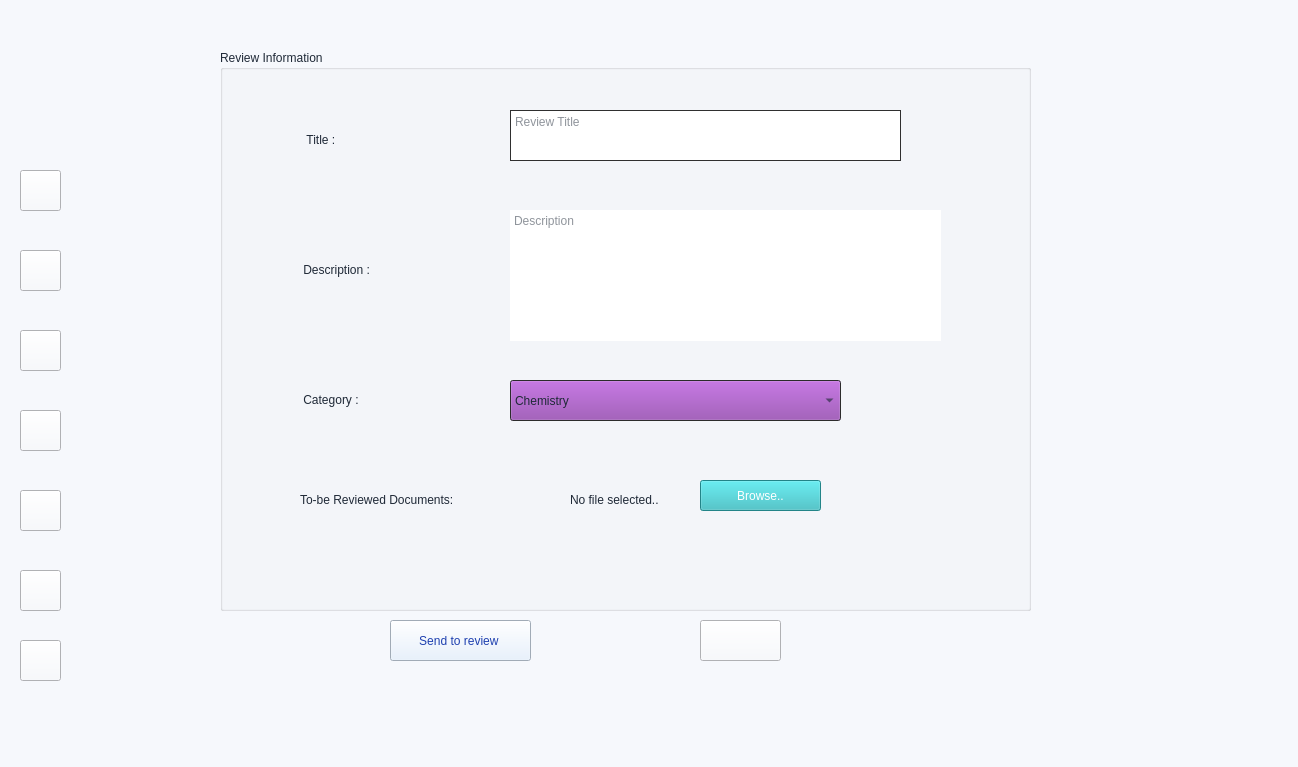
The window that mainwindow.ui (Confused-Guy/Smart-research-publication-management) describes before a commit, drawn with Qt 5.
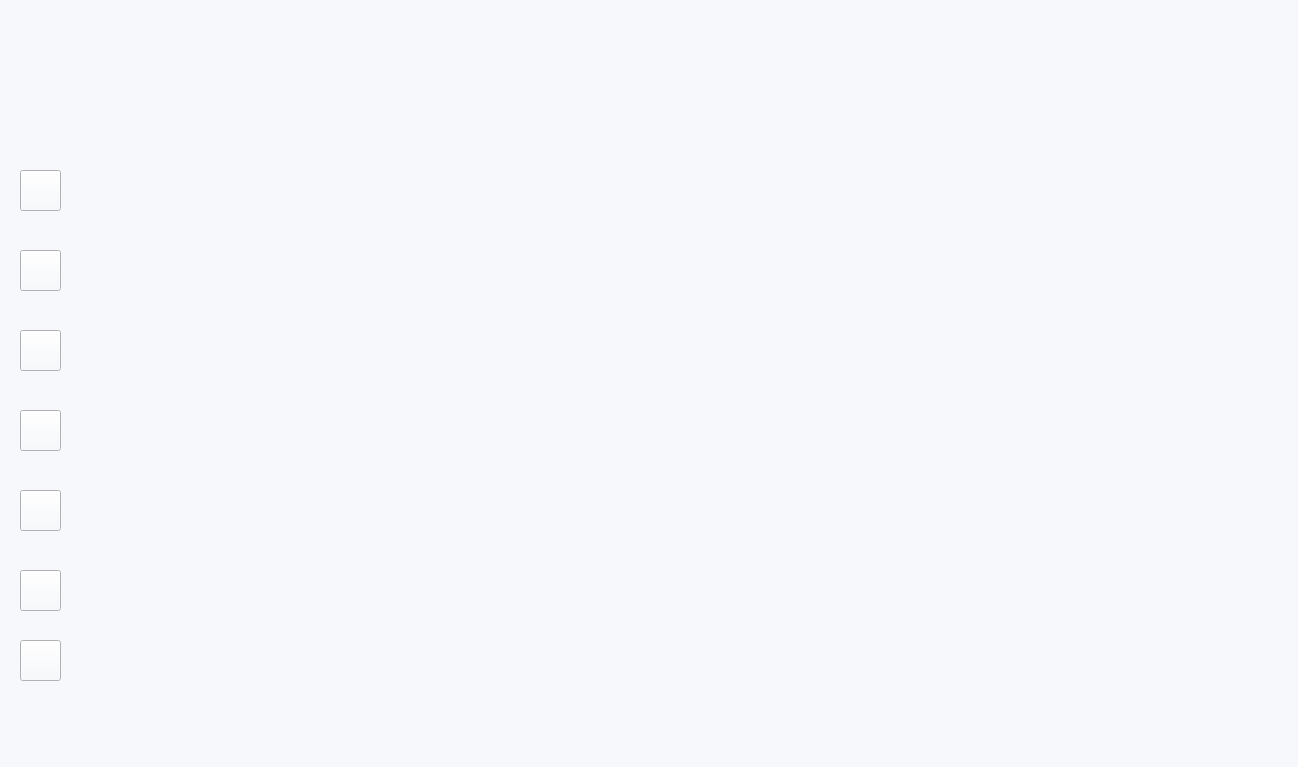
The same window after the commit. The open tabs and pages were chosen to show the change. Icons and pictures are not drawn.

```diff
--- a/mainwindow.ui
+++ b/mainwindow.ui
@@ -202,1057 +202,7 @@
       </property>
      </widget>
     </widget>
-    <widget class="QWidget" name="page">
-     <widget class="QPushButton" name="backHome">
-      <property name="geometry">
-       <rect>
-        <x>630</x>
-        <y>620</y>
-        <width>81</width>
-        <height>41</height>
-       </rect>
-      </property>
-      <property name="toolTip">
-       <string>Exit</string>
-      </property>
-      <property name="text">
-       <string/>
-      </property>
-      <property name="icon">
-       <iconset>
-        <normaloff>icons/log-out.svg</normaloff>icons/log-out.svg</iconset>
-      </property>
-      <property name="iconSize">
-       <size>
-        <width>25</width>
-        <height>25</height>
-       </size>
-      </property>
-     </widget>
-     <widget class="QPushButton" name="pushButton">
-      <property name="geometry">
-       <rect>
-        <x>320</x>
-        <y>620</y>
-        <width>141</width>
-        <height>41</height>
-       </rect>
-      </property>
-      <property name="palette">
-       <palette>
-        <active>
-         <colorrole role="WindowText">
-          <brush brushstyle="SolidPattern">
-           <color alpha="255">
-            <red>30</red>
-            <green>64</green>
-            <blue>175</blue>
-           </color>
-          </brush>
-         </colorrole>
-         <colorrole role="Button">
-          <brush brushstyle="SolidPattern">
-           <color alpha="255">
-            <red>226</red>
-            <green>239</green>
-            <blue>255</blue>
-           </color>
-          </brush>
-         </colorrole>
-         <colorrole role="Text">
-          <brush brushstyle="SolidPattern">
-           <color alpha="255">
-            <red>30</red>
-            <green>64</green>
-            <blue>175</blue>
-           </color>
-          </brush>
-         </colorrole>
-         <colorrole role="ButtonText">
-          <brush brushstyle="SolidPattern">
-           <color alpha="255">
-            <red>30</red>
-            <green>64</green>
-            <blue>175</blue>
-           </color>
-          </brush>
-         </colorrole>
-         <colorrole role="Base">
-          <brush brushstyle="SolidPattern">
-           <color alpha="255">
-            <red>226</red>
-            <green>239</green>
-            <blue>255</blue>
-           </color>
-          </brush>
-         </colorrole>
-         <colorrole role="Window">
-          <brush brushstyle="SolidPattern">
-           <color alpha="255">
-            <red>226</red>
-            <green>239</green>
-            <blue>255</blue>
-           </color>
-          </brush>
-         </colorrole>
-         <colorrole role="Highlight">
-          <brush brushstyle="SolidPattern">
-           <color alpha="255">
-            <red>31</red>
-            <green>155</green>
-            <blue>93</blue>
-           </color>
-          </brush>
-         </colorrole>
-         <colorrole role="PlaceholderText">
-          <brush brushstyle="SolidPattern">
-           <color alpha="128">
-            <red>30</red>
-            <green>64</green>
-            <blue>175</blue>
-           </color>
-          </brush>
-         </colorrole>
-        </active>
-        <inactive>
-         <colorrole role="WindowText">
-          <brush brushstyle="SolidPattern">
-           <color alpha="255">
-            <red>30</red>
-            <green>64</green>
-            <blue>175</blue>
-           </color>
-          </brush>
-         </colorrole>
-         <colorrole role="Button">
-          <brush brushstyle="SolidPattern">
-           <color alpha="255">
-            <red>226</red>
-            <green>239</green>
-            <blue>255</blue>
-           </color>
-          </brush>
-         </colorrole>
-         <colorrole role="Text">
-          <brush brushstyle="SolidPattern">
-           <color alpha="255">
-            <red>30</red>
-            <green>64</green>
-            <blue>175</blue>
-           </color>
-          </brush>
-         </colorrole>
-         <colorrole role="ButtonText">
-          <brush brushstyle="SolidPattern">
-           <color alpha="255">
-            <red>30</red>
-            <green>64</green>
-            <blue>175</blue>
-           </color>
-          </brush>
-         </colorrole>
-         <colorrole role="Base">
-          <brush brushstyle="SolidPattern">
-           <color alpha="255">
-            <red>226</red>
-            <green>239</green>
-            <blue>255</blue>
-           </color>
-          </brush>
-         </colorrole>
-         <colorrole role="Window">
-          <brush brushstyle="SolidPattern">
-           <color alpha="255">
-            <red>226</red>
-            <green>239</green>
-            <blue>255</blue>
-           </color>
-          </brush>
-         </colorrole>
-         <colorrole role="Highlight">
-          <brush brushstyle="SolidPattern">
-           <color alpha="255">
-            <red>31</red>
-            <green>155</green>
-            <blue>93</blue>
-           </color>
-          </brush>
-         </colorrole>
-         <colorrole role="PlaceholderText">
-          <brush brushstyle="SolidPattern">
-           <color alpha="128">
-            <red>30</red>
-            <green>64</green>
-            <blue>175</blue>
-           </color>
-          </brush>
-         </colorrole>
-        </inactive>
-        <disabled>
-         <colorrole role="WindowText">
-          <brush brushstyle="SolidPattern">
-           <color alpha="255">
-            <red>30</red>
-            <green>64</green>
-            <blue>175</blue>
-           </color>
-          </brush>
-         </colorrole>
-         <colorrole role="Button">
-          <brush brushstyle="SolidPattern">
-           <color alpha="255">
-            <red>226</red>
-            <green>239</green>
-            <blue>255</blue>
-           </color>
-          </brush>
-         </colorrole>
-         <colorrole role="Text">
-          <brush brushstyle="SolidPattern">
-           <color alpha="255">
-            <red>30</red>
-            <green>64</green>
-            <blue>175</blue>
-           </color>
-          </brush>
-         </colorrole>
-         <colorrole role="ButtonText">
-          <brush brushstyle="SolidPattern">
-           <color alpha="255">
-            <red>30</red>
-            <green>64</green>
-            <blue>175</blue>
-           </color>
-          </brush>
-         </colorrole>
-         <colorrole role="Base">
-          <brush brushstyle="SolidPattern">
-           <color alpha="255">
-            <red>226</red>
-            <green>239</green>
-            <blue>255</blue>
-           </color>
-          </brush>
-         </colorrole>
-         <colorrole role="Window">
-          <brush brushstyle="SolidPattern">
-           <color alpha="255">
-            <red>226</red>
-            <green>239</green>
-            <blue>255</blue>
-           </color>
-          </brush>
-         </colorrole>
-         <colorrole role="Highlight">
-          <brush brushstyle="SolidPattern">
-           <color alpha="255">
-            <red>31</red>
-            <green>155</green>
-            <blue>93</blue>
-           </color>
-          </brush>
-         </colorrole>
-         <colorrole role="PlaceholderText">
-          <brush brushstyle="SolidPattern">
-           <color alpha="128">
-            <red>30</red>
-            <green>64</green>
-            <blue>175</blue>
-           </color>
-          </brush>
-         </colorrole>
-        </disabled>
-       </palette>
-      </property>
-      <property name="cursor">
-       <cursorShape>PointingHandCursor</cursorShape>
-      </property>
-      <property name="text">
-       <string>Send to review </string>
-      </property>
-      <property name="icon">
-       <iconset theme="QIcon::ThemeIcon::DocumentSend"/>
-      </property>
-     </widget>
-     <widget class="QGroupBox" name="groupBox">
-      <property name="geometry">
-       <rect>
-        <x>150</x>
-        <y>50</y>
-        <width>811</width>
-        <height>561</height>
-       </rect>
-      </property>
-      <property name="palette">
-       <palette>
-        <active>
-         <colorrole role="WindowText">
-          <brush brushstyle="SolidPattern">
-           <color alpha="255">
-            <red>31</red>
-            <green>41</green>
-            <blue>55</blue>
-           </color>
-          </brush>
-         </colorrole>
-         <colorrole role="Button">
-          <brush brushstyle="SolidPattern">
-           <color alpha="255">
-            <red>145</red>
-            <green>65</green>
-            <blue>172</blue>
-           </color>
-          </brush>
-         </colorrole>
-         <colorrole role="Text">
-          <brush brushstyle="SolidPattern">
-           <color alpha="255">
-            <red>31</red>
-            <green>41</green>
-            <blue>55</blue>
-           </color>
-          </brush>
-         </colorrole>
-         <colorrole role="ButtonText">
-          <brush brushstyle="SolidPattern">
-           <color alpha="255">
-            <red>31</red>
-            <green>41</green>
-            <blue>55</blue>
-           </color>
-          </brush>
-         </colorrole>
-         <colorrole role="Window">
-          <brush brushstyle="SolidPattern">
-           <color alpha="255">
-            <red>61</red>
-            <green>61</green>
-            <blue>61</blue>
-           </color>
-          </brush>
-         </colorrole>
-         <colorrole role="PlaceholderText">
-          <brush brushstyle="SolidPattern">
-           <color alpha="128">
-            <red>31</red>
-            <green>41</green>
-            <blue>55</blue>
-           </color>
-          </brush>
-         </colorrole>
-        </active>
-        <inactive>
-         <colorrole role="WindowText">
-          <brush brushstyle="SolidPattern">
-           <color alpha="255">
-            <red>31</red>
-            <green>41</green>
-            <blue>55</blue>
-           </color>
-          </brush>
-         </colorrole>
-         <colorrole role="Button">
-          <brush brushstyle="SolidPattern">
-           <color alpha="255">
-            <red>145</red>
-            <green>65</green>
-            <blue>172</blue>
-           </color>
-          </brush>
-         </colorrole>
-         <colorrole role="Text">
-          <brush brushstyle="SolidPattern">
-           <color alpha="255">
-            <red>31</red>
-            <green>41</green>
-            <blue>55</blue>
-           </color>
-          </brush>
-         </colorrole>
-         <colorrole role="ButtonText">
-          <brush brushstyle="SolidPattern">
-           <color alpha="255">
-            <red>31</red>
-            <green>41</green>
-            <blue>55</blue>
-           </color>
-          </brush>
-         </colorrole>
-         <colorrole role="Window">
-          <brush brushstyle="SolidPattern">
-           <color alpha="255">
-            <red>61</red>
-            <green>61</green>
-            <blue>61</blue>
-           </color>
-          </brush>
-         </colorrole>
-         <colorrole role="PlaceholderText">
-          <brush brushstyle="SolidPattern">
-           <color alpha="128">
-            <red>31</red>
-            <green>41</green>
-            <blue>55</blue>
-           </color>
-          </brush>
-         </colorrole>
-        </inactive>
-        <disabled>
-         <colorrole role="WindowText">
-          <brush brushstyle="SolidPattern">
-           <color alpha="255">
-            <red>31</red>
-            <green>41</green>
-            <blue>55</blue>
-           </color>
-          </brush>
-         </colorrole>
-         <colorrole role="Button">
-          <brush brushstyle="SolidPattern">
-           <color alpha="255">
-            <red>145</red>
-            <green>65</green>
-            <blue>172</blue>
-           </color>
-          </brush>
-         </colorrole>
-         <colorrole role="Text">
-          <brush brushstyle="SolidPattern">
-           <color alpha="255">
-            <red>31</red>
-            <green>41</green>
-            <blue>55</blue>
-           </color>
-          </brush>
-         </colorrole>
-         <colorrole role="ButtonText">
-          <brush brushstyle="SolidPattern">
-           <color alpha="255">
-            <red>31</red>
-            <green>41</green>
-            <blue>55</blue>
-           </color>
-          </brush>
-         </colorrole>
-         <colorrole role="Base">
-          <brush brushstyle="SolidPattern">
-           <color alpha="255">
-            <red>61</red>
-            <green>61</green>
-            <blue>61</blue>
-           </color>
-          </brush>
-         </colorrole>
-         <colorrole role="Window">
-          <brush brushstyle="SolidPattern">
-           <color alpha="255">
-            <red>61</red>
-            <green>61</green>
-            <blue>61</blue>
-           </color>
-          </brush>
-         </colorrole>
-         <colorrole role="PlaceholderText">
-          <brush brushstyle="SolidPattern">
-           <color alpha="128">
-            <red>31</red>
-            <green>41</green>
-            <blue>55</blue>
-           </color>
-          </brush>
-         </colorrole>
-        </disabled>
-       </palette>
-      </property>
-      <property name="styleSheet">
-       <string notr="true"/>
-      </property>
-      <property name="title">
-       <string>Review Information</string>
-      </property>
-      <widget class="QPushButton" name="Browse">
-       <property name="geometry">
-        <rect>
-         <x>480</x>
-         <y>430</y>
-         <width>121</width>
-         <height>31</height>
-        </rect>
-       </property>
-       <property name="palette">
-        <palette>
-         <active>
-          <colorrole role="WindowText">
-           <brush brushstyle="SolidPattern">
-            <color alpha="255">
-             <red>255</red>
-             <green>255</green>
-             <blue>255</blue>
-            </color>
-           </brush>
-          </colorrole>
-          <colorrole role="Button">
-           <brush brushstyle="SolidPattern">
-            <color alpha="255">
-             <red>48</red>
-             <green>185</green>
-             <blue>191</blue>
-            </color>
-           </brush>
-          </colorrole>
-          <colorrole role="Text">
-           <brush brushstyle="SolidPattern">
-            <color alpha="255">
-             <red>255</red>
-             <green>255</green>
-             <blue>255</blue>
-            </color>
-           </brush>
-          </colorrole>
-          <colorrole role="ButtonText">
-           <brush brushstyle="SolidPattern">
-            <color alpha="255">
-             <red>255</red>
-             <green>255</green>
-             <blue>255</blue>
-            </color>
-           </brush>
-          </colorrole>
-          <colorrole role="Base">
-           <brush brushstyle="SolidPattern">
-            <color alpha="255">
-             <red>48</red>
-             <green>185</green>
-             <blue>191</blue>
-            </color>
-           </brush>
-          </colorrole>
-          <colorrole role="Window">
-           <brush brushstyle="SolidPattern">
-            <color alpha="255">
-             <red>48</red>
-             <green>185</green>
-             <blue>191</blue>
-            </color>
-           </brush>
-          </colorrole>
-          <colorrole role="Highlight">
-           <brush brushstyle="SolidPattern">
-            <color alpha="255">
-             <red>31</red>
-             <green>155</green>
-             <blue>93</blue>
-            </color>
-           </brush>
-          </colorrole>
-          <colorrole role="PlaceholderText">
-           <brush brushstyle="SolidPattern">
-            <color alpha="128">
-             <red>255</red>
-             <green>255</green>
-             <blue>255</blue>
-            </color>
-           </brush>
-          </colorrole>
-         </active>
-         <inactive>
-          <colorrole role="WindowText">
-           <brush brushstyle="SolidPattern">
-            <color alpha="255">
-             <red>255</red>
-             <green>255</green>
-             <blue>255</blue>
-            </color>
-           </brush>
-          </colorrole>
-          <colorrole role="Button">
-           <brush brushstyle="SolidPattern">
-            <color alpha="255">
-             <red>48</red>
-             <green>185</green>
-             <blue>191</blue>
-            </color>
-           </brush>
-          </colorrole>
-          <colorrole role="Text">
-           <brush brushstyle="SolidPattern">
-            <color alpha="255">
-             <red>255</red>
-             <green>255</green>
-             <blue>255</blue>
-            </color>
-           </brush>
-          </colorrole>
-          <colorrole role="ButtonText">
-           <brush brushstyle="SolidPattern">
-            <color alpha="255">
-             <red>255</red>
-             <green>255</green>
-             <blue>255</blue>
-            </color>
-           </brush>
-          </colorrole>
-          <colorrole role="Base">
-           <brush brushstyle="SolidPattern">
-            <color alpha="255">
-             <red>48</red>
-             <green>185</green>
-             <blue>191</blue>
-            </color>
-           </brush>
-          </colorrole>
-          <colorrole role="Window">
-           <brush brushstyle="SolidPattern">
-            <color alpha="255">
-             <red>48</red>
-             <green>185</green>
-             <blue>191</blue>
-            </color>
-           </brush>
-          </colorrole>
-          <colorrole role="Highlight">
-           <brush brushstyle="SolidPattern">
-            <color alpha="255">
-             <red>31</red>
-             <green>155</green>
-             <blue>93</blue>
-            </color>
-           </brush>
-          </colorrole>
-          <colorrole role="PlaceholderText">
-           <brush brushstyle="SolidPattern">
-            <color alpha="128">
-             <red>255</red>
-             <green>255</green>
-             <blue>255</blue>
-            </color>
-           </brush>
-          </colorrole>
-         </inactive>
-         <disabled>
-          <colorrole role="WindowText">
-           <brush brushstyle="SolidPattern">
-            <color alpha="255">
-             <red>255</red>
-             <green>255</green>
-             <blue>255</blue>
-            </color>
-           </brush>
-          </colorrole>
-          <colorrole role="Button">
-           <brush brushstyle="SolidPattern">
-            <color alpha="255">
-             <red>48</red>
-             <green>185</green>
-             <blue>191</blue>
-            </color>
-           </brush>
-          </colorrole>
-          <colorrole role="Text">
-           <brush brushstyle="SolidPattern">
-            <color alpha="255">
-             <red>255</red>
-             <green>255</green>
-             <blue>255</blue>
-            </color>
-           </brush>
-          </colorrole>
-          <colorrole role="ButtonText">
-           <brush brushstyle="SolidPattern">
-            <color alpha="255">
-             <red>255</red>
-             <green>255</green>
-             <blue>255</blue>
-            </color>
-           </brush>
-          </colorrole>
-          <colorrole role="Base">
-           <brush brushstyle="SolidPattern">
-            <color alpha="255">
-             <red>48</red>
-             <green>185</green>
-             <blue>191</blue>
-            </color>
-           </brush>
-          </colorrole>
-          <colorrole role="Window">
-           <brush brushstyle="SolidPattern">
-            <color alpha="255">
-             <red>48</red>
-             <green>185</green>
-             <blue>191</blue>
-            </color>
-           </brush>
-          </colorrole>
-          <colorrole role="Highlight">
-           <brush brushstyle="SolidPattern">
-            <color alpha="255">
-             <red>31</red>
-             <green>155</green>
-             <blue>93</blue>
-            </color>
-           </brush>
-          </colorrole>
-          <colorrole role="PlaceholderText">
-           <brush brushstyle="SolidPattern">
-            <color alpha="128">
-             <red>255</red>
-             <green>255</green>
-             <blue>255</blue>
-            </color>
-           </brush>
-          </colorrole>
-         </disabled>
-        </palette>
-       </property>
-       <property name="cursor">
-        <cursorShape>PointingHandCursor</cursorShape>
-       </property>
-       <property name="toolTip">
-        <string>Look for files</string>
-       </property>
-       <property name="styleSheet">
-        <string notr="true"/>
-       </property>
-       <property name="text">
-        <string>Browse..</string>
-       </property>
-      </widget>
-      <widget class="QLabel" name="label_4">
-       <property name="geometry">
-        <rect>
-         <x>350</x>
-         <y>440</y>
-         <width>131</width>
-         <height>19</height>
-        </rect>
-       </property>
-       <property name="palette">
-        <palette>
-         <active>
-          <colorrole role="WindowText">
-           <brush brushstyle="SolidPattern">
-            <color alpha="255">
-             <red>31</red>
-             <green>41</green>
-             <blue>55</blue>
-            </color>
-           </brush>
-          </colorrole>
-          <colorrole role="Button">
-           <brush brushstyle="SolidPattern">
-            <color alpha="0">
-             <red>0</red>
-             <green>0</green>
-             <blue>0</blue>
-            </color>
-           </brush>
-          </colorrole>
-          <colorrole role="Text">
-           <brush brushstyle="SolidPattern">
-            <color alpha="255">
-             <red>31</red>
-             <green>41</green>
-             <blue>55</blue>
-            </color>
-           </brush>
-          </colorrole>
-          <colorrole role="ButtonText">
-           <brush brushstyle="SolidPattern">
-            <color alpha="255">
-             <red>31</red>
-             <green>41</green>
-             <blue>55</blue>
-            </color>
-           </brush>
-          </colorrole>
-          <colorrole role="Base">
-           <brush brushstyle="SolidPattern">
-            <color alpha="0">
-             <red>0</red>
-             <green>0</green>
-             <blue>0</blue>
-            </color>
-           </brush>
-          </colorrole>
-          <colorrole role="Window">
-           <brush brushstyle="SolidPattern">
-            <color alpha="0">
-             <red>0</red>
-             <green>0</green>
-             <blue>0</blue>
-            </color>
-           </brush>
-          </colorrole>
-          <colorrole role="PlaceholderText">
-           <brush brushstyle="SolidPattern">
-            <color alpha="128">
-             <red>31</red>
-             <green>41</green>
-             <blue>55</blue>
-            </color>
-           </brush>
-          </colorrole>
-         </active>
-         <inactive>
-          <colorrole role="WindowText">
-           <brush brushstyle="SolidPattern">
-            <color alpha="255">
-             <red>31</red>
-             <green>41</green>
-             <blue>55</blue>
-            </color>
-           </brush>
-          </colorrole>
-          <colorrole role="Button">
-           <brush brushstyle="SolidPattern">
-            <color alpha="0">
-             <red>0</red>
-             <green>0</green>
-             <blue>0</blue>
-            </color>
-           </brush>
-          </colorrole>
-          <colorrole role="Text">
-           <brush brushstyle="SolidPattern">
-            <color alpha="255">
-             <red>31</red>
-             <green>41</green>
-             <blue>55</blue>
-            </color>
-           </brush>
-          </colorrole>
-          <colorrole role="ButtonText">
-           <brush brushstyle="SolidPattern">
-            <color alpha="255">
-             <red>31</red>
-             <green>41</green>
-             <blue>55</blue>
-            </color>
-           </brush>
-          </colorrole>
-          <colorrole role="Base">
-           <brush brushstyle="SolidPattern">
-            <color alpha="0">
-             <red>0</red>
-             <green>0</green>
-             <blue>0</blue>
-            </color>
-           </brush>
-          </colorrole>
-          <colorrole role="Window">
-           <brush brushstyle="SolidPattern">
-            <color alpha="0">
-             <red>0</red>
-             <green>0</green>
-             <blue>0</blue>
-            </color>
-           </brush>
-          </colorrole>
-          <colorrole role="PlaceholderText">
-           <brush brushstyle="SolidPattern">
-            <color alpha="128">
-             <red>31</red>
-             <green>41</green>
-             <blue>55</blue>
-            </color>
-           </brush>
-          </colorrole>
-         </inactive>
-         <disabled>
-          <colorrole role="WindowText">
-           <brush brushstyle="SolidPattern">
-            <color alpha="255">
-             <red>31</red>
-             <green>41</green>
-             <blue>55</blue>
-            </color>
-           </brush>
-          </colorrole>
-          <colorrole role="Button">
-           <brush brushstyle="SolidPattern">
-            <color alpha="0">
-             <red>0</red>
-             <green>0</green>
-             <blue>0</blue>
-            </color>
-           </brush>
-          </colorrole>
-          <colorrole role="Text">
-           <brush brushstyle="SolidPattern">
-            <color alpha="255">
-             <red>31</red>
-             <green>41</green>
-             <blue>55</blue>
-            </color>
-           </brush>
-          </colorrole>
-          <colorrole role="ButtonText">
-           <brush brushstyle="SolidPattern">
-            <color alpha="255">
-             <red>31</red>
-             <green>41</green>
-             <blue>55</blue>
-            </color>
-           </brush>
-          </colorrole>
-          <colorrole role="Base">
-           <brush brushstyle="SolidPattern">
-            <color alpha="0">
-             <red>0</red>
-             <green>0</green>
-             <blue>0</blue>
-            </color>
-           </brush>
-          </colorrole>
-          <colorrole role="Window">
-           <brush brushstyle="SolidPattern">
-            <color alpha="0">
-             <red>0</red>
-             <green>0</green>
-             <blue>0</blue>
-            </color>
-           </brush>
-          </colorrole>
-          <colorrole role="PlaceholderText">
-           <brush brushstyle="SolidPattern">
-            <color alpha="128">
-             <red>31</red>
-             <green>41</green>
-             <blue>55</blue>
-            </color>
-           </brush>
-          </colorrole>
-         </disabled>
-        </palette>
-       </property>
-       <property name="text">
-        <string>No file selected..</string>
-       </property>
-      </widget>
-      <widget class="QTextEdit" name="textEdit_2">
-       <property name="geometry">
-        <rect>
-         <x>290</x>
-         <y>160</y>
-         <width>431</width>
-         <height>131</height>
-        </rect>
-       </property>
-       <property name="cursor" stdset="0">
-        <cursorShape>IBeamCursor</cursorShape>
-       </property>
-       <property name="frameShape">
-        <enum>QFrame::Shape::NoFrame</enum>
-       </property>
-       <property name="lineWidth">
-        <number>9</number>
-       </property>
-       <property name="placeholderText">
-        <string>Description</string>
-       </property>
-      </widget>
-      <widget class="QPlainTextEdit" name="plainTextEdit">
-       <property name="geometry">
-        <rect>
-         <x>290</x>
-         <y>60</y>
-         <width>391</width>
-         <height>51</height>
-        </rect>
-       </property>
-       <property name="toolTip">
-        <string>What is it about</string>
-       </property>
-       <property name="statusTip">
-        <string/>
-       </property>
-       <property name="placeholderText">
-        <string>Review Title</string>
-       </property>
-      </widget>
-      <widget class="QLabel" name="label">
-       <property name="geometry">
-        <rect>
-         <x>80</x>
-         <y>80</y>
-         <width>131</width>
-         <height>19</height>
-        </rect>
-       </property>
-       <property name="text">
-        <string>  Title :</string>
-       </property>
-      </widget>
-      <widget class="QLabel" name="label_2">
-       <property name="geometry">
-        <rect>
-         <x>80</x>
-         <y>210</y>
-         <width>171</width>
-         <height>19</height>
-        </rect>
-       </property>
-       <property name="text">
-        <string> Description :</string>
-       </property>
-      </widget>
-      <widget class="QLabel" name="label_3">
-       <property name="geometry">
-        <rect>
-         <x>80</x>
-         <y>440</y>
-         <width>211</width>
-         <height>19</height>
-        </rect>
-       </property>
-       <property name="text">
-        <string>To-be Reviewed Documents:</string>
-       </property>
-      </widget>
-      <widget class="QLabel" name="label_5">
-       <property name="geometry">
-        <rect>
-         <x>80</x>
-         <y>340</y>
-         <width>161</width>
-         <height>19</height>
-        </rect>
-       </property>
-       <property name="text">
-        <string> Category :</string>
-       </property>
-      </widget>
-      <widget class="QComboBox" name="comboBox_3">
-       <property name="geometry">
-        <rect>
-         <x>290</x>
-         <y>330</y>
-         <width>331</width>
-         <height>41</height>
-        </rect>
-       </property>
-       <property name="currentText">
-        <string>Chemistry</string>
-       </property>
-       <item>
-        <property name="text">
-         <string>Chemistry</string>
-        </property>
-       </item>
-       <item>
-        <property name="text">
-         <string>Biology</string>
-        </property>
-       </item>
-       <item>
-        <property name="text">
-         <string>Physics</string>
-        </property>
-       </item>
-      </widget>
-     </widget>
-    </widget>
+    <widget class="QWidget" name="page"/>
     <widget class="QWidget" name="page_2">
      <widget class="QLabel" name="collaborationCreationCollaborationCreationLabel">
       <property name="geometry">
```
Left out of the diff: 113 changed lines with no effect on the pictures.
